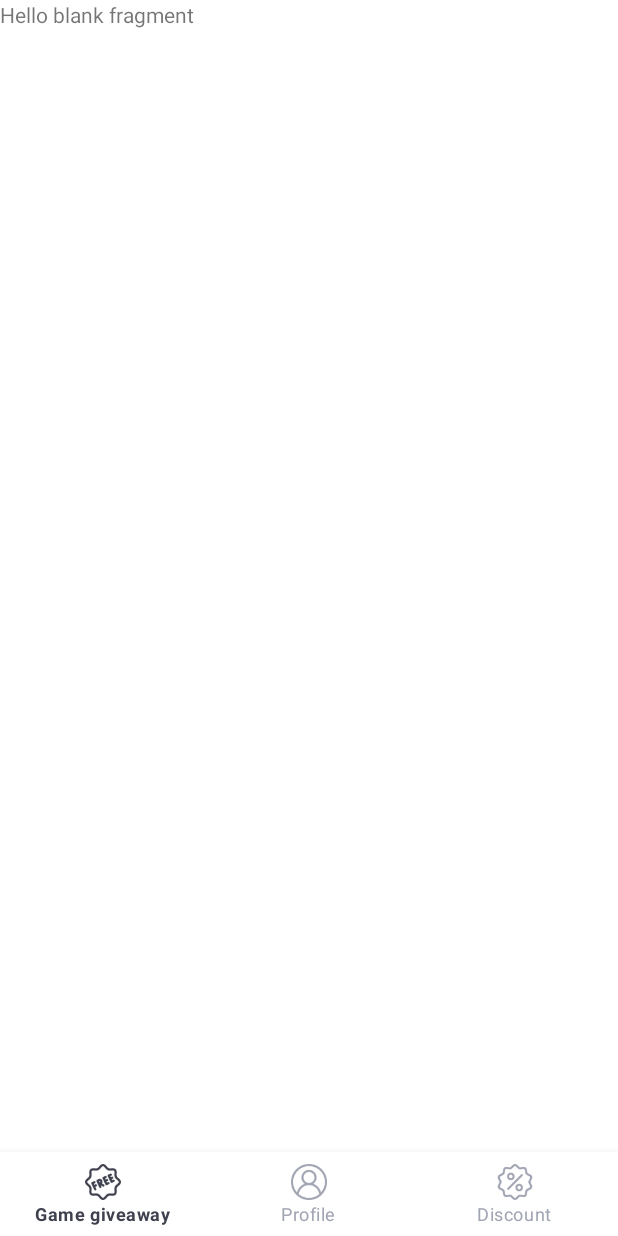
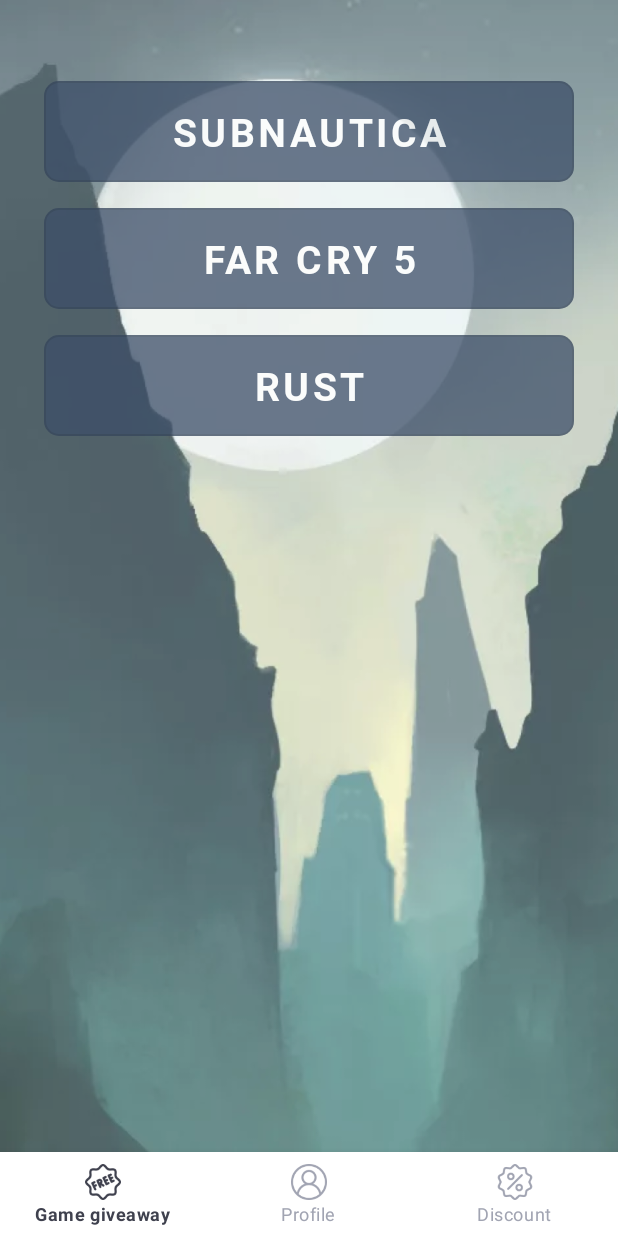
Before and after one commit to Alex0656/Free-To-Play-Games, an Android app: the fragment FreeSteamFragment placed in its activity, on a phone screen of 412 x 824 dp. Run offline under Robolectric (Android 15) with nearby library versions, the phone set to English and light mode, and no system bars.

```diff
--- a/app/src/main/res/layout/fragment_free_steam.xml
+++ b/app/src/main/res/layout/fragment_free_steam.xml
@@ -1,14 +1,53 @@
 <?xml version="1.0" encoding="utf-8"?>
-<FrameLayout xmlns:android="http://schemas.android.com/apk/res/android"
+<androidx.constraintlayout.widget.ConstraintLayout xmlns:android="http://schemas.android.com/apk/res/android"
+    xmlns:app="http://schemas.android.com/apk/res-auto"
     xmlns:tools="http://schemas.android.com/tools"
     android:layout_width="match_parent"
     android:layout_height="match_parent"
     tools:context=".free.FreeSteamFragment">
 
-    <!-- TODO: Update blank fragment layout -->
-    <TextView
-        android:layout_width="match_parent"
-        android:layout_height="match_parent"
-        android:text="@string/hello_blank_fragment" />
+    <ImageView
+        android:id="@+id/back"
+        android:layout_width="0dp"
+        android:layout_height="wrap_content"
+        android:scaleType="centerCrop"
+        android:src="@drawable/img_back"
 
-</FrameLayout>
+        app:layout_constraintEnd_toEndOf="parent"
+        app:layout_constraintStart_toStartOf="parent"
+        app:layout_constraintTop_toTopOf="parent"
+        app:layout_constraintBottom_toBottomOf="parent"/>
+
+    <com.google.android.material.button.MaterialButton
+        android:id="@+id/Steam"
+        style="@style/Button_03"
+        android:layout_marginTop="48dp"
+
+        android:text="@string/subnautica"
+        app:layout_constraintTop_toTopOf="parent"
+        app:layout_constraintEnd_toEndOf="parent"
+        app:layout_constraintStart_toStartOf="parent" />
+
+    <com.google.android.material.button.MaterialButton
+        android:id="@+id/Origin"
+        style="@style/Button_03"
+        android:layout_marginTop="5dp"
+
+        android:text="@string/far_cry"
+        app:layout_constraintEnd_toEndOf="parent"
+        app:layout_constraintStart_toStartOf="parent"
+        app:layout_constraintTop_toBottomOf="@+id/Steam" />
+
+    <com.google.android.material.button.MaterialButton
+        android:id="@+id/Epic"
+        style="@style/Button_03"
+        android:layout_marginTop="5dp"
+
+        android:text="@string/rust"
+        app:layout_constraintEnd_toEndOf="parent"
+        app:layout_constraintStart_toStartOf="parent"
+        app:layout_constraintTop_toBottomOf="@+id/Origin" />
+
+
+
+</androidx.constraintlayout.widget.ConstraintLayout>
--- a/app/src/main/res/values/colors.xml
+++ b/app/src/main/res/values/colors.xml
@@ -10,6 +10,7 @@
     <color name="button_style">#96919A</color>
     <color name="silver">#A1A4B2</color>
     <color name="my_black">#3F414E</color>
+    <color name="button_free">#3C4E68</color>
 
 
     <color name="back_free">#F0F3F2</color>
--- a/app/src/main/res/values/strings.xml
+++ b/app/src/main/res/values/strings.xml
@@ -8,6 +8,9 @@
     <string name="menu_profile">Profile</string>
     <string name="menu_discount">Discount</string>
     <string name="menu_game">Game giveaway</string>
+    <string name="subnautica">Subnautica</string>
+    <string name="far_cry">Far Cry 5</string>
+    <string name="rust">Rust</string>
 
 
     <string name="Steam">Steam</string>
--- a/app/src/main/res/values/styles.xml
+++ b/app/src/main/res/values/styles.xml
@@ -1,5 +1,6 @@
 <?xml version="1.0" encoding="utf-8"?>
 <resources>
+
 
     <style name="text_24sp_bold">
         <item name="android:layout_width">match_parent</item>
@@ -9,6 +10,18 @@
         <item name="android:fontFamily">@font/roboto_bold</item>
         <item name="android:gravity">center</item>
     </style>
+
+
+    <style name="roboto_reg_16">
+        <item name="android:layout_width">match_parent</item>
+        <item name="android:layout_height">0dp</item>
+        <item name="android:fontFamily">@font/roboto_regular</item>
+        <item name="android:gravity">center</item>
+        <item name="android:lineSpacingMultiplier">1.65</item>
+        <item name="android:textColor">@color/silver</item>
+        <item name="android:textSize">16sp</item>
+    </style>
+
 
     <style name="Button" parent="Widget.MaterialComponents.Button.OutlinedButton">
         <item name="android:paddingTop">24dp</item>
@@ -21,17 +34,6 @@
         <item name="android:layout_width">0dp</item>
         <item name="android:layout_height">wrap_content</item>
     </style>
-
-    <style name="roboto_reg_16">
-        <item name="android:layout_width">match_parent</item>
-        <item name="android:layout_height">0dp</item>
-        <item name="android:fontFamily">@font/roboto_regular</item>
-        <item name="android:gravity">center</item>
-        <item name="android:lineSpacingMultiplier">1.65</item>
-        <item name="android:textColor">@color/silver</item>
-        <item name="android:textSize">16sp</item>
-    </style>
-
 
     <style name="Button_02" parent="Widget.MaterialComponents.Button.OutlinedButton">
         <item name="android:paddingTop">12dp</item>
@@ -73,5 +75,17 @@
         <item name="backgroundTint">@color/PS4</item>
     </style>
 
-
+    <style name="Button_03" parent="Widget.MaterialComponents.Button.OutlinedButton">
+        <item name="android:paddingTop">16dp</item>
+        <item name="android:paddingBottom">16dp</item>
+        <item name="cornerRadius">10dp</item>
+        <item name="android:alpha">0.75</item>
+        <item name="backgroundTint">@color/button_free</item>
+        <item name="android:textColor">@color/white</item>
+        <item name="android:textSize">26sp</item>
+        <item name="android:fontFamily">@font/roboto_bold</item>
+        <item name="android:layout_width">0dp</item>
+        <item name="android:layout_height">wrap_content</item>
+        <item name="android:layout_marginHorizontal">29dp</item>
+    </style>
 </resources>
```
Also changed, not shown: app/src/main/res/drawable/img_back.png (added).
